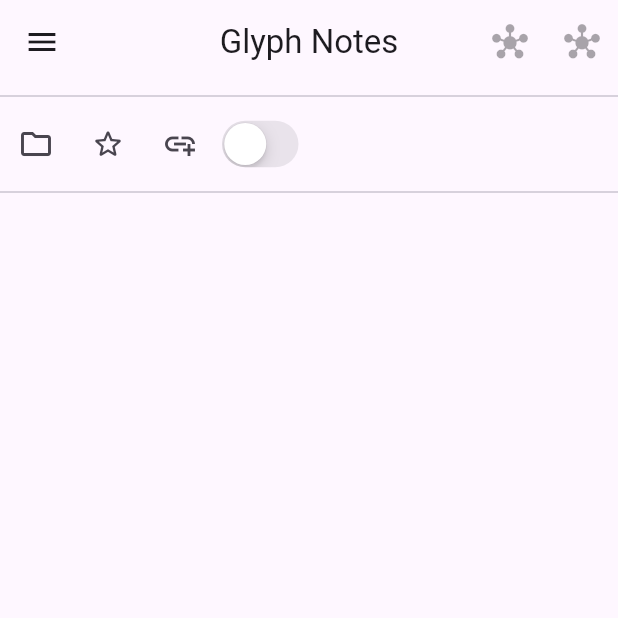
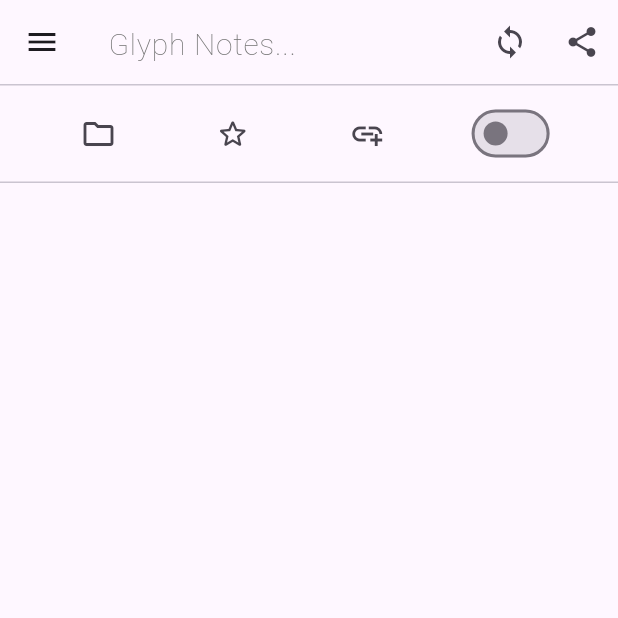
Before and after one commit to Ink42/glyph_notes, a Flutter app: the screen it shows after launch, on a phone screen of 412 x 824 dp, the top half of it. Run offline on Flutter 3.47's test engine with Material 3 defaults, Android fonts, the phone set to English and light mode, and no system bars; our stand-ins replace flutter_markdown, hive, hive_flutter; accounts and stored records are empty.

Commit message:
option bar done

```diff
--- a/lib/main.dart
+++ b/lib/main.dart
@@ -15,9 +15,10 @@ void main() async{
 
   await Hive.openBox<Note>(noteBox);
   await Hive.openBox<Folder>(foldersBox);
+
   runApp(
+
     MultiProvider(providers: [
-      // Provider<EditerMode>(create: (_) => EditerMode()),
       ChangeNotifierProvider<EditerMode>(create: (_)=>EditerMode())
     ]
     ,child: MyApp(),
@@ -32,6 +33,7 @@ class MyApp extends StatelessWidget {
   @override
   Widget build(BuildContext context) {
     return MaterialApp(
+      debugShowCheckedModeBanner: false,
       themeMode: ThemeMode.system,
       home: MainPage(),
     );
--- a/lib/pages/main_page.dart
+++ b/lib/pages/main_page.dart
@@ -1,10 +1,9 @@
-
-
-import 'package:flutter/cupertino.dart';
 import 'package:flutter/material.dart';
-import 'package:flutter/rendering.dart';
 import 'package:flutter_markdown/flutter_markdown.dart';
+import 'package:glyph_notes/provider/editer_mode.dart';
 import 'package:glyph_notes/widgets/gly_drawer.dart';
+import 'package:glyph_notes/widgets/options.dart';
+import 'package:provider/provider.dart';
 
 class MainPage extends StatefulWidget {
   const MainPage({super.key});
@@ -14,35 +13,52 @@ class MainPage extends StatefulWidget {
 }
 
 class _MainPageState extends State<MainPage> {
-bool view =false;
-TextEditingController _textController = TextEditingController();
+  late final TextEditingController _textController;
+  late final TextEditingController _titleController;
+
+  @override
+  void initState() {
+    super.initState();
+    _textController = TextEditingController();
+    _titleController = TextEditingController();
+  }
+
+  @override
+  void dispose() {
+    _textController.dispose();
+    _titleController.dispose();
+    super.dispose();
+  }
+
   @override
   Widget build(BuildContext context) {
     return Scaffold(
-      drawer: GlyDrawer(),
+      drawer: const GlyDrawer(),
       appBar: AppBar(
-        title: Text("Glyph Notes"),
+        title: _buildTitleField(context),
         centerTitle: true,
         actions: [
-          IconButton(onPressed: null, icon: Icon(Icons.hub)),
-          IconButton(onPressed: null, icon: Icon(Icons.hub)),
+          IconButton(
+            onPressed: _syncNotes,
+            icon: const Icon(Icons.sync),
+            tooltip: 'Sync Notes',
+          ),
+          IconButton(
+            onPressed: _shareNote,
+            icon: const Icon(Icons.share),
+            tooltip: 'Share Note',
+          ),
         ],
       ),
-
-      body: Column(children: [
-Divider(),
-Row(children: [
-  IconButton(onPressed: (){}, icon: Icon(Icons.folder_outlined)),
-  IconButton(onPressed: (){}, icon: Icon(Icons.star_border_rounded)),
-  IconButton(onPressed: (){}, icon: Icon(Icons.add_link_sharp)),
-  CupertinoSwitch(value: view, onChanged: (val)=> setState(()=>view =!view))
-  ,
-
-],),
-Divider()
-,
+      body: Column(
+        children: [
+          const Divider(height: 1),
+          const OptionsBar(),
+          const Divider(height: 1),
           Expanded(
-            child: view
+            child: Consumer<EditerMode>(
+              builder: (context, editerMode, _) {
+                return editerMode.isEditMode
                     ? Padding(
                         padding: const EdgeInsets.all(16.0),
                         child: TextField(
@@ -55,15 +71,47 @@ Divider()
                           ),
                         ),
                       )
-                :  Markdown(data: _textController.text))
-
-
-
-      ],),
-
-
-
+                    : Padding(
+                        padding: const EdgeInsets.all(16.0),
+                        child: Markdown(data: _textController.text),
+                      );
+              },
+            ),
+          ),
+        ],
+      ),
 
     );
   }
+
+  Widget _buildTitleField(BuildContext context) {
+    return TextField(
+      controller: _titleController,
+      decoration: InputDecoration(
+        hintText: "Glyph Notes...",
+        border: InputBorder.none,
+        hintStyle: TextStyle(
+          fontSize: 20,
+          fontWeight: FontWeight.w200,
+          color: Colors.grey.shade600,
+        ),
+        contentPadding: EdgeInsets.zero,
+      ),
+      style: TextStyle(
+        fontSize: 24,
+        fontWeight: FontWeight.w400,
+        color: Theme.of(context).appBarTheme.titleTextStyle?.color,
+      ),
+      maxLines: 1,
+      textCapitalization: TextCapitalization.words,
+    );
   }
+
+  void _syncNotes() {
+    // Implement sync functionality
+  }
+
+  void _shareNote() {
+    // Implement share functionality
+  }
+}
--- a/lib/provider/editer_mode.dart
+++ b/lib/provider/editer_mode.dart
@@ -3,9 +3,13 @@
 
 import 'package:flutter/material.dart';
 
-class EditerMode extends ChangeNotifier{
-  bool viewMode = false;
+class EditerMode extends ChangeNotifier {
+  bool _isEditMode = false;
 
-  void toggleMode(){viewMode !=viewMode; notifyListeners();}
-  bool get isEditMode=> viewMode;
+  bool get isEditMode => _isEditMode;
+
+  void toggleMode() {
+    _isEditMode = !_isEditMode;
+    notifyListeners();
+  }
 }
--- /dev/null
+++ b/lib/widgets/options.dart
@@ -0,0 +1,55 @@
+import 'package:flutter/material.dart';
+import 'package:glyph_notes/pages/main_page.dart';
+import 'package:glyph_notes/provider/editer_mode.dart';
+import 'package:provider/provider.dart';
+
+class OptionsBar extends StatelessWidget {
+  const OptionsBar({super.key});
+
+  @override
+  Widget build(BuildContext context) {
+    return Padding(
+      padding: const EdgeInsets.symmetric(vertical: 8.0),
+      child: Row(
+        mainAxisAlignment: MainAxisAlignment.spaceEvenly,
+        children: [
+          IconButton(
+            onPressed: () => _openFolder(context),
+            icon: const Icon(Icons.folder_outlined),
+            tooltip: 'Open Folder',
+          ),
+          IconButton(
+            onPressed: () => _toggleFavorite(context),
+            icon: const Icon(Icons.star_border_rounded),
+            tooltip: 'Add to Favorites',
+          ),
+          IconButton(
+            onPressed: () => _addLink(context),
+            icon: const Icon(Icons.add_link_sharp),
+            tooltip: 'Add Link',
+          ),
+          Consumer<EditerMode>(
+            builder: (context, editerMode, _) {
+              return Switch(
+                value: editerMode.isEditMode,
+                onChanged: (value) => editerMode.toggleMode(),
+              );
+            },
+          ),
+        ],
+      ),
+    );
+  }
+
+  void _openFolder(BuildContext context) {
+    // Implement folder opening
+  }
+
+  void _toggleFavorite(BuildContext context) {
+    // Implement favorite toggle
+  }
+
+  void _addLink(BuildContext context) {
+    // Implement link insertion
+  }
+}
```
Lines whose indentation alone changed are shown as unchanged.
